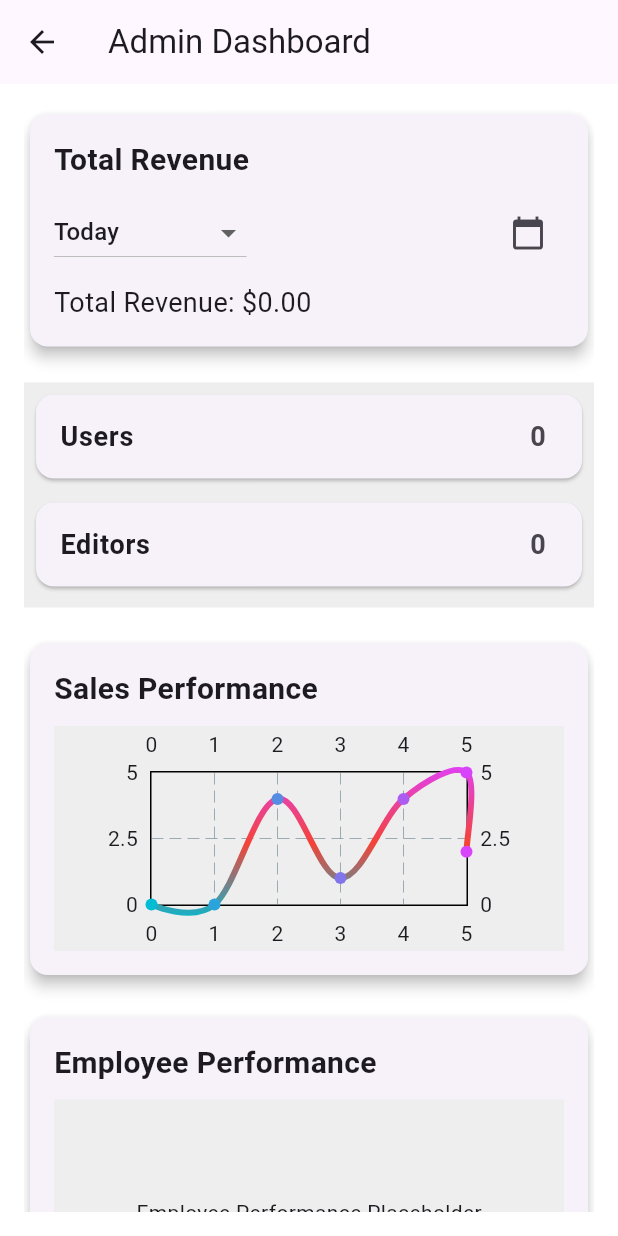
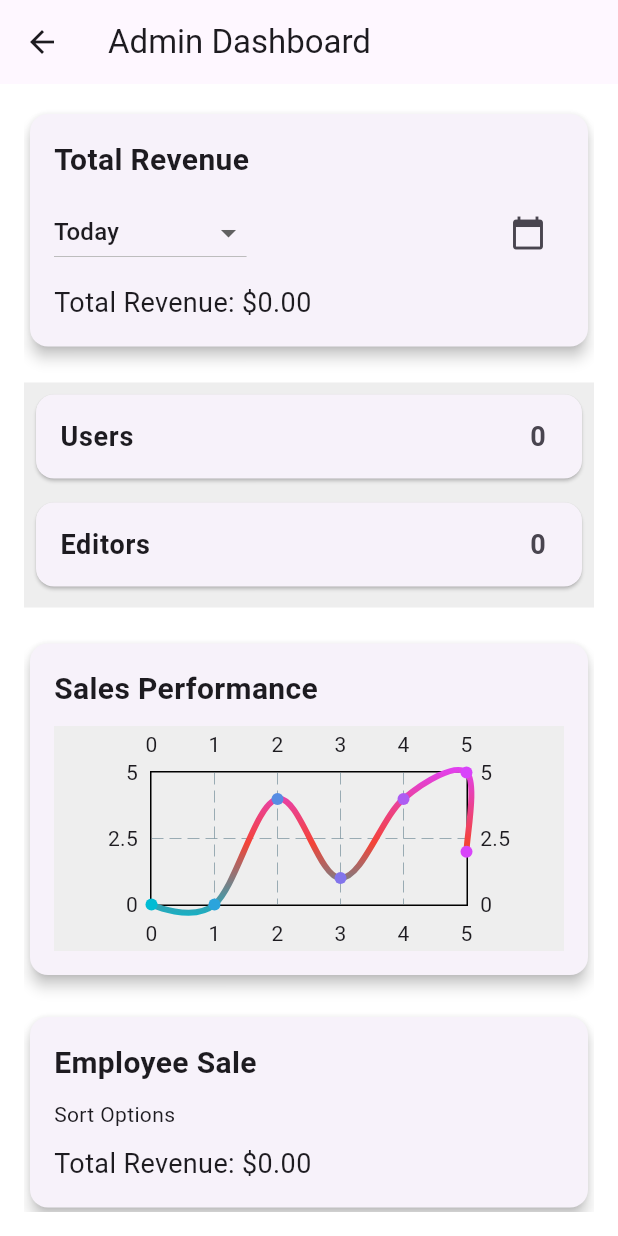
Before and after one commit to Richie1000/shop_manager_admin, a Flutter app: the screen it shows once a user with an empty profile is signed in, after a tap on "Today's Date", on a phone screen of 412 x 824 dp. Run offline on Flutter 3.47's test engine with Material 3 defaults, Android fonts, the light colour scheme and no system bars; drawn by our look-alikes of fl_chart; our stand-ins replace cloud_firestore, firebase_auth, firebase_core, firebase_storage, fluttertoast, lottie and 2 more; missing offline and left inert: flutter_cached_pdfview; accounts and stored records are empty.

Commit message:
Made changes to dashboard

```diff
--- a/lib/screens/dashboardscreen.dart
+++ b/lib/screens/dashboardscreen.dart
@@ -4,6 +4,7 @@ import 'package:flutter/material.dart';
 
 import 'package:flutter/material.dart';
 import 'package:intl/intl.dart';
+import 'package:shop_manager_admin/widgets/total_revenue_section.dart';
 
 class AdminDashboard extends StatefulWidget {
   @override
@@ -13,12 +14,14 @@ class AdminDashboard extends StatefulWidget {
 class _AdminDashboardState extends State<AdminDashboard> {
   DateTimeRange? _customDateRange;
   String _selectedOption = 'Today';
+  final usernameController = TextEditingController();
   Future<double>? _revenueFuture;
   @override
   void initState() {
     super.initState();
     _revenueFuture = getTodayTotal(); // Default to today's total
   }
+
   @override
   Widget build(BuildContext context) {
     return Scaffold(
@@ -37,7 +40,7 @@ class _AdminDashboardState extends State<AdminDashboard> {
               SizedBox(height: 20),
               _buildSalesPerformanceSection(),
               SizedBox(height: 20),
-              _buildEmployeePerformanceSection(),
+              TotalRevenueSection(usernameController: usernameController),
               SizedBox(height: 20),
               _buildOrdersManagementSection(),
             ],
@@ -47,7 +50,6 @@ class _AdminDashboardState extends State<AdminDashboard> {
     );
   }
 
-
   Widget _buildTotalRevenueSection() {
     return Card(
       elevation: 4,
@@ -56,7 +58,8 @@ class _AdminDashboardState extends State<AdminDashboard> {
         child: Column(
           crossAxisAlignment: CrossAxisAlignment.start,
           children: [
-            Text('Total Revenue', style: TextStyle(fontSize: 20, fontWeight: FontWeight.bold)),
+            Text('Total Revenue',
+                style: TextStyle(fontSize: 20, fontWeight: FontWeight.bold)),
             SizedBox(height: 10),
             Row(
               mainAxisAlignment: MainAxisAlignment.spaceBetween,
@@ -111,7 +114,7 @@ class _AdminDashboardState extends State<AdminDashboard> {
           _selectedOption = newValue!;
           switch (_selectedOption) {
             case 'Today':
-              _revenueFuture = getTodayTotal() ;
+              _revenueFuture = getTodayTotal();
               break;
             case 'Last Week':
               _revenueFuture = getLastWeekTotal();
@@ -130,8 +133,13 @@ class _AdminDashboardState extends State<AdminDashboard> {
           }
         });
       },
-      items: <String>['Today', 'Last Week', 'Last Month', 'Last 3 Months', 'Custom']
-          .map<DropdownMenuItem<String>>((String value) {
+      items: <String>[
+        'Today',
+        'Last Week',
+        'Last Month',
+        'Last 3 Months',
+        'Custom'
+      ].map<DropdownMenuItem<String>>((String value) {
         return DropdownMenuItem<String>(
           value: value,
           child: Text(value),
@@ -139,8 +147,6 @@ class _AdminDashboardState extends State<AdminDashboard> {
       }).toList(),
     );
   }
-
-
 
   Widget _buildRevenueChart() {
     // Placeholder for the chart
@@ -195,7 +201,6 @@ class _AdminDashboardState extends State<AdminDashboard> {
   }
 }
 
-
 Widget _buildSalesPerformanceSection() {
   return Card(
     elevation: 4,
@@ -204,7 +209,8 @@ class _AdminDashboardState extends State<AdminDashboard> {
       child: Column(
         crossAxisAlignment: CrossAxisAlignment.start,
         children: [
-            Text('Sales Performance', style: TextStyle(fontSize: 20, fontWeight: FontWeight.bold)),
+          Text('Sales Performance',
+              style: TextStyle(fontSize: 20, fontWeight: FontWeight.bold)),
           SizedBox(height: 10),
           _buildSalesPerformanceContent(),
         ],
@@ -218,11 +224,13 @@ class _AdminDashboardState extends State<AdminDashboard> {
   return Container(
     height: 150,
     color: Colors.grey[200],
-      child: Center(child: AspectRatio(aspectRatio: 2.0,
-      child:LineChart(LineChartData(lineBarsData: [
+    child: Center(
+      child: AspectRatio(
+        aspectRatio: 2.0,
+        child: LineChart(LineChartData(lineBarsData: [
           LineChartBarData(
               show: true,
-          spots: const[
+              spots: const [
                 FlSpot(0, 0),
                 FlSpot(1, 0),
                 FlSpot(2, 4),
@@ -230,24 +238,15 @@ class _AdminDashboardState extends State<AdminDashboard> {
                 FlSpot(4, 4),
                 FlSpot(5, 5),
                 FlSpot(5, 2),
-
               ],
-          gradient: const LinearGradient(colors: [
-            Colors.cyan,
-            Colors.red,
-            Colors.purpleAccent
-          ],
+              gradient: const LinearGradient(
+                  colors: [Colors.cyan, Colors.red, Colors.purpleAccent],
                   begin: Alignment.bottomCenter,
-          end: Alignment.topCenter
+                  end: Alignment.topCenter),
+              barWidth: 4,
+              isCurved: true)
+        ])),
       ),
-          barWidth: 4,
-          isCurved: true
-        )
-
-      ])
-      ) ,)
-
-      ,
     ),
   );
 }
@@ -260,7 +259,8 @@ class _AdminDashboardState extends State<AdminDashboard> {
       child: Column(
         crossAxisAlignment: CrossAxisAlignment.start,
         children: [
-            Text('Employee Performance', style: TextStyle(fontSize: 20, fontWeight: FontWeight.bold)),
+          Text('Employee Performance',
+              style: TextStyle(fontSize: 20, fontWeight: FontWeight.bold)),
           SizedBox(height: 10),
           _buildEmployeePerformanceContent(),
         ],
@@ -286,7 +286,8 @@ class _AdminDashboardState extends State<AdminDashboard> {
       child: Column(
         crossAxisAlignment: CrossAxisAlignment.start,
         children: [
-            Text('Orders Management', style: TextStyle(fontSize: 20, fontWeight: FontWeight.bold)),
+          Text('Orders Management',
+              style: TextStyle(fontSize: 20, fontWeight: FontWeight.bold)),
           SizedBox(height: 10),
           _buildOrdersManagementContent(),
         ],
@@ -309,17 +310,11 @@ class _AdminDashboardState extends State<AdminDashboard> {
   return DateFormat('yyyy-MM-dd').format(DateTime.now());
 }
 
-
-
-
 Future<Map<String, int>> fetchEmployeeCounts() async {
   QuerySnapshot querySnapshot =
       await FirebaseFirestore.instance.collection('employees').get();
 
-    Map<String, int> employeeCounts = {
-      'User': 0,
-      'Editor': 0
-    };
+  Map<String, int> employeeCounts = {'User': 0, 'Editor': 0};
 
   querySnapshot.docs.forEach((doc) {
     String role = doc['role'];
@@ -346,13 +341,16 @@ Future<double> calculateTodayRevenue() async {
   return totalRevenue;
 }
 
-Future<double> calculateTotalRevenue(DateTime startDate, DateTime endDate) async {
+Future<double> calculateTotalRevenue(
+    DateTime startDate, DateTime endDate) async {
   double totalRevenue = 0.0;
 
   QuerySnapshot snapshot = await FirebaseFirestore.instance
       .collection('statistics')
-      .where('date', isGreaterThanOrEqualTo: DateFormat('dd/MM/yyyy').format(startDate))
-      .where('date', isLessThanOrEqualTo: DateFormat('dd/MM/yyyy').format(endDate))
+      .where('date',
+          isGreaterThanOrEqualTo: DateFormat('dd/MM/yyyy').format(startDate))
+      .where('date',
+          isLessThanOrEqualTo: DateFormat('dd/MM/yyyy').format(endDate))
       .get();
 
   for (var doc in snapshot.docs) {
@@ -363,8 +361,7 @@ Future<double> calculateTotalRevenue(DateTime startDate, DateTime endDate) async
 }
 
 Future<double> getTodayTotal() async {
-
-  return await calculateTodayRevenue() ;
+  return await calculateTodayRevenue();
 }
 
 Future<double> getLastWeekTotal() async {
--- a/lib/screens/home.dart
+++ b/lib/screens/home.dart
@@ -24,7 +24,7 @@ class HomePage extends StatelessWidget {
     final screenWidth = MediaQuery.of(context).size.width;
     final numColumns = (screenWidth / 200).round();
     final gridTitle = [
-      "Dashboard"
+      "Dashboard",
       "Sale",
       "Add Product",
       "Stocks",
@@ -32,7 +32,15 @@ class HomePage extends StatelessWidget {
       "Add Employee",
       "Logout",
     ];
-    final assetName = ["dashboard","cart", "stats", "stock", "receipts","employee", "logout",];
+    final assetName = [
+      "dashboard",
+      "cart",
+      "stats",
+      "stock",
+      "receipts",
+      "employee",
+      "logout",
+    ];
 
     Future<void> logout() async {
       final authProvider = Provider.of<AuthProvider>(context, listen: false);
@@ -57,9 +65,10 @@ class HomePage extends StatelessWidget {
       // //Navigator.pushReplacementNamed(context, '/stocksScreen');
       // //pushScreen
     }
-    pushAddEmployeeScreen(){
-        Navigator.push(
-           context, MaterialPageRoute(builder: (context) => Addemployeescreen()));
+
+    pushAddEmployeeScreen() {
+      Navigator.push(context,
+          MaterialPageRoute(builder: (context) => Addemployeescreen()));
     }
 
     pushReceiptsScreen() {
@@ -67,8 +76,9 @@ class HomePage extends StatelessWidget {
       // Navigator.push(
       //  context, MaterialPageRoute(builder: (context) => ()));
     }
-    pushDashboardScreen(){
-
+    pushDashboardScreen() {
+      Navigator.push(
+          context, MaterialPageRoute(builder: (context) => AdminDashboard()));
     }
 
     List<Function()> listOfFunctions = [
@@ -77,8 +87,8 @@ class HomePage extends StatelessWidget {
       pushStatsScreen,
       pushStocksScreen,
       pushReceiptsScreen,
+      pushAddEmployeeScreen,
       logout,
-
     ];
     return Scaffold(
       appBar: AppBar(
@@ -100,9 +110,11 @@ class HomePage extends StatelessWidget {
                       crossAxisAlignment: CrossAxisAlignment.start,
                       children: [
                         InkWell(
-                          onTap: (){
+                          onTap: () {
                             Navigator.push(
-           context, MaterialPageRoute(builder: (context) => AdminDashboard()));
+                                context,
+                                MaterialPageRoute(
+                                    builder: (context) => AdminDashboard()));
                           },
                           child: Text(
                             'Today\'s Date',
--- /dev/null
+++ b/lib/widgets/total_revenue_section.dart
@@ -0,0 +1,102 @@
+import 'package:flutter/material.dart';
+import 'package:cloud_firestore/cloud_firestore.dart';
+
+import '../screens/stats_screen.dart';
+
+class TotalRevenueSection extends StatefulWidget {
+  final TextEditingController usernameController;
+
+  TotalRevenueSection({required this.usernameController});
+
+  @override
+  _TotalRevenueSectionState createState() => _TotalRevenueSectionState();
+}
+
+class _TotalRevenueSectionState extends State<TotalRevenueSection> {
+  DateTimeRange? _customDateRange;
+  Future<double>? _revenueFuture;
+
+  Future<double> _getCustomTotal(DateTimeRange dateRange) async {
+    String username = widget.usernameController.text.trim();
+    if (username.isEmpty) {
+      return 0.0;
+    }
+
+    QuerySnapshot querySnapshot = await FirebaseFirestore.instance
+        .collection('receipts')
+        .where('servedBy', isEqualTo: username)
+        .where('date',
+            isGreaterThanOrEqualTo: Timestamp.fromDate(dateRange.start))
+        .where('date', isLessThanOrEqualTo: Timestamp.fromDate(dateRange.end))
+        .get();
+
+    double total = 0.0;
+    for (var doc in querySnapshot.docs) {
+      var data = doc.data() as Map<String, dynamic>;
+      var totalAmount = data['totalAmount'];
+      if (totalAmount is double) {
+        total += totalAmount;
+      }
+    }
+
+    return total;
+  }
+
+  Widget _buildRevenueSortingOptions() {
+    // Placeholder for sorting options - implement as needed
+    return Text('Sort Options');
+  }
+
+  Widget _buildTotalRevenueSection() {
+    return InkWell(
+      onTap: () {
+        Navigator.of(context).push(
+            MaterialPageRoute(builder: (context) => ReceiptSearchScreen()));
+      },
+      child: Card(
+        elevation: 4,
+        child: Padding(
+          padding: const EdgeInsets.all(16.0),
+          child: Column(
+            crossAxisAlignment: CrossAxisAlignment.start,
+            children: [
+              Text(
+                'Employee Sale ',
+                style: TextStyle(fontSize: 20, fontWeight: FontWeight.bold),
+              ),
+              SizedBox(height: 10),
+              Row(
+                mainAxisAlignment: MainAxisAlignment.spaceBetween,
+                children: [
+                  _buildRevenueSortingOptions(),
+                ],
+              ),
+              SizedBox(height: 10),
+              FutureBuilder<double>(
+                future: _revenueFuture,
+                builder: (context, snapshot) {
+                  if (snapshot.connectionState == ConnectionState.waiting) {
+                    return CircularProgressIndicator();
+                  } else if (snapshot.hasError) {
+                    return Text('Error: ${snapshot.error}');
+                  } else {
+                    double totalRevenue = snapshot.data ?? 0.0;
+                    return Text(
+                      'Total Revenue: \$${totalRevenue.toStringAsFixed(2)}',
+                      style: TextStyle(fontSize: 18.0),
+                    );
+                  }
+                },
+              ),
+            ],
+          ),
+        ),
+      ),
+    );
+  }
+
+  @override
+  Widget build(BuildContext context) {
+    return _buildTotalRevenueSection();
+  }
+}
```
Also changed, not shown: lib/screens/stats_screen.dart (added, +145 -0 lines), pubspec.lock. Lines whose indentation alone changed are shown as unchanged.
